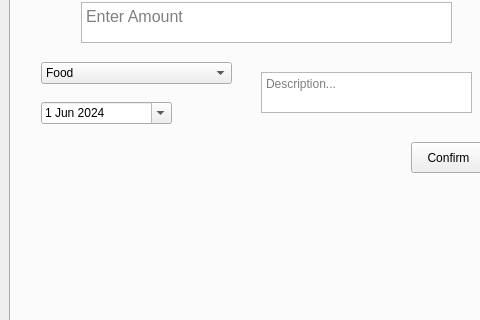
Qt form GUI/mainwindow.ui (TheMaxL/Spending-and-Savings-Tracker) before a commit; both pictures show x 0 to 480 and y 113 to 433 of the 1062 by 727 pixel window.
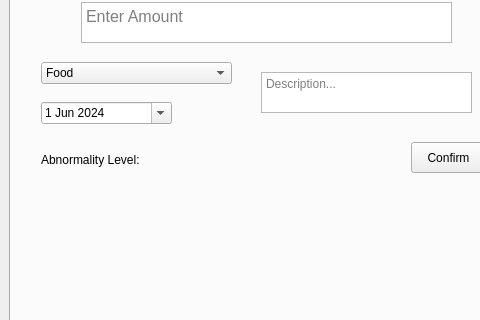
The same form after that commit. The open tabs and pages were chosen to show the change.

Commit message: Abnormality level

Patch:
```diff
--- a/GUI/mainwindow.ui
+++ b/GUI/mainwindow.ui
@@ -231,6 +231,32 @@
          <string>Clear </string>
         </property>
        </widget>
+       <widget class="QLabel" name="label">
+        <property name="geometry">
+         <rect>
+          <x>30</x>
+          <y>230</y>
+          <width>101</width>
+          <height>16</height>
+         </rect>
+        </property>
+        <property name="text">
+         <string>Abnormality Level:</string>
+        </property>
+       </widget>
+       <widget class="QLabel" name="abnormality">
+        <property name="geometry">
+         <rect>
+          <x>30</x>
+          <y>260</y>
+          <width>201</width>
+          <height>16</height>
+         </rect>
+        </property>
+        <property name="text">
+         <string/>
+        </property>
+       </widget>
       </widget>
       <widget class="QWidget" name="tab_2">
        <attribute name="title">
```
Left out of the diff: 10 changed lines with no effect on the pictures. The commit also changes 9 other files.
